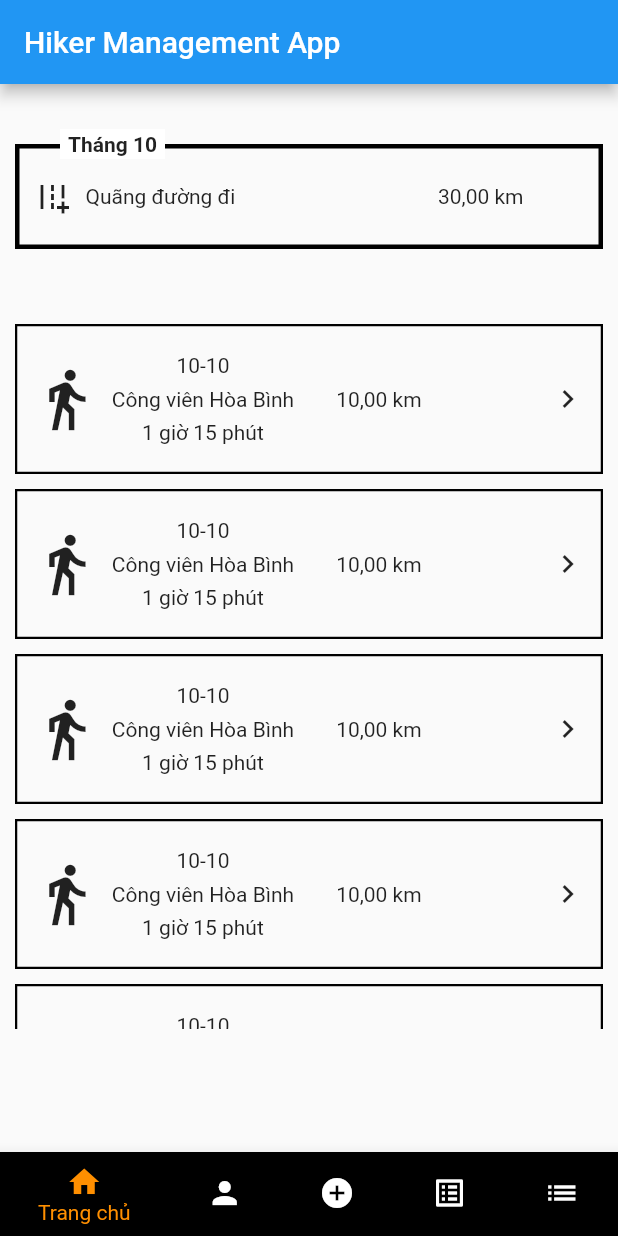
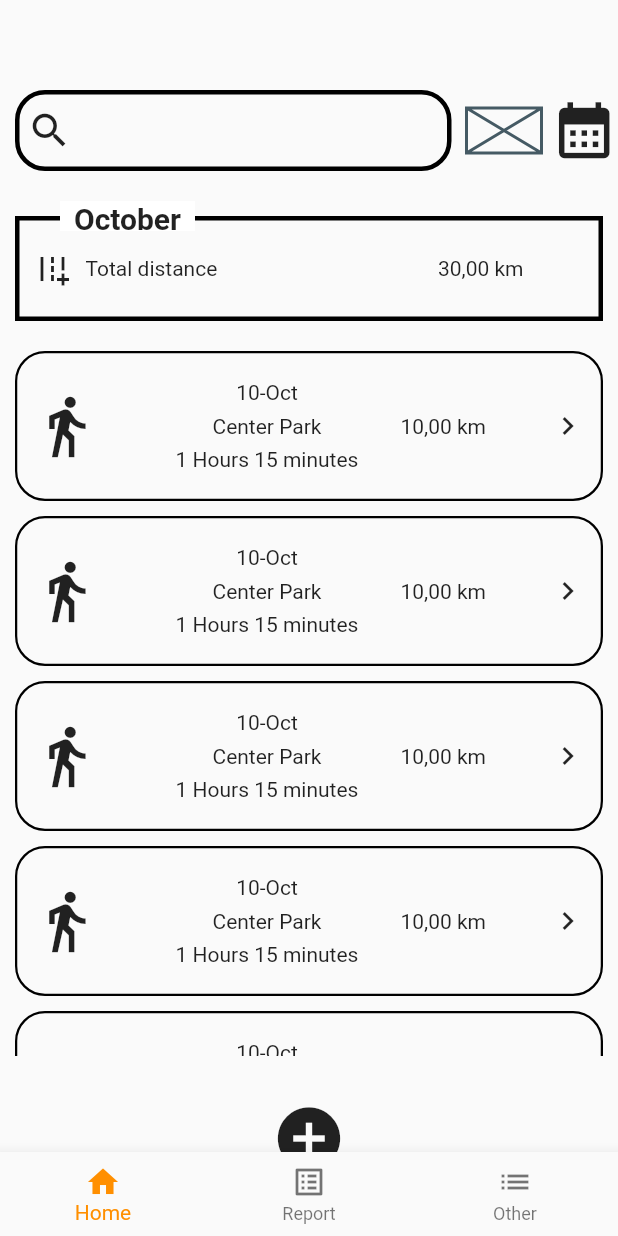
Before and after one commit to dmen200797/hike, a Flutter app: the screen it shows after launch, on a phone screen of 412 x 824 dp. Run offline on Flutter 3.47's test engine with Material 2 defaults, Android fonts, the phone set to English and light mode, and no system bars.

Commit message:
update home screen

```diff
--- a/lib/Home.dart
+++ b/lib/Home.dart
@@ -11,9 +11,54 @@ class _HomeScreenState extends State<HomeScreen> {
   @override
   Widget build(BuildContext context) {
     return Column(
+      crossAxisAlignment: CrossAxisAlignment.start,
       children: [
+        const SizedBox(height: 50),
+        Row(
+          children: [
+            Container(
+              decoration: BoxDecoration(
+                border: Border.all(width: 3),
+                borderRadius: const BorderRadius.all(
+                  Radius.circular(20),
+                ),
+              ),
+              margin: const EdgeInsets.all(10),
+              child: const Row(
+                children: [
+                  SizedBox(width: 5),
+                  Icon(
+                    Icons.search,
+                    size: 30,
+                  ),
+                  SizedBox(
+                    width: 250,
+                    child: TextField(
+                      decoration: InputDecoration(
+                        border: InputBorder.none,
+                      ),
+                    ),
+                  ),
+                ],
+              ),
+            ),
+            const SizedBox(
+              width: 50,
+              height: 30,
+              child: Placeholder(),
+            ),
+            const Spacer(),
+            const Icon(
+              Icons.calendar_month,
+              size: 45,
+            ),
+          ],
+        ),
         Padding(
-          padding: const EdgeInsets.fromLTRB(10, 40, 10, 50),
+          padding: const EdgeInsets.symmetric(
+            horizontal: 10,
+            vertical: 20,
+          ),
           child: Stack(
             clipBehavior: Clip.none,
             children: [
@@ -29,7 +74,7 @@ class _HomeScreenState extends State<HomeScreen> {
                     children: [
                       Icon(Icons.add_road),
                       SizedBox(width: 10),
-                      Text('Quãng đường đi'),
+                      Text('Total distance'),
                       Spacer(),
                       Text('30,00 km'),
                     ],
@@ -41,12 +86,15 @@ class _HomeScreenState extends State<HomeScreen> {
                 left: 30,
                 child: Container(
                   height: 20,
-                  width: 70,
+                  width: 90,
                   color: Colors.white,
                   child: const Center(
                     child: Text(
-                      'Tháng 10',
-                      style: TextStyle(fontWeight: FontWeight.bold),
+                      'October',
+                      style: TextStyle(
+                        fontWeight: FontWeight.bold,
+                        fontSize: 20,
+                      ),
                     ),
                   ),
                 ),
@@ -55,7 +103,7 @@ class _HomeScreenState extends State<HomeScreen> {
           ),
         ),
         Container(
-          padding: EdgeInsets.fromLTRB(10, 0, 10, 30),
+          padding: const EdgeInsets.fromLTRB(10, 0, 10, 30),
           height: 500,
           child: const SingleChildScrollView(
             child: Column(
@@ -69,6 +117,12 @@ class _HomeScreenState extends State<HomeScreen> {
                 BoxItem(),
               ],
             ),
+          ),
+        ),
+        const Center(
+          child: Icon(
+            Icons.add_circle_outlined,
+            size: 50,
           ),
         )
       ],
@@ -86,21 +140,25 @@ class BoxItem extends StatelessWidget {
       padding: const EdgeInsets.symmetric(vertical: 10, horizontal: 10),
       decoration: BoxDecoration(
         border: Border.all(color: Colors.black, width: 1.5),
+        borderRadius: const BorderRadius.all(
+          Radius.circular(20),
+        ),
       ),
       height: 100,
       width: double.infinity,
       child: const Row(
         children: [
           Icon(Icons.directions_walk_outlined, size: 45),
+          Spacer(),
           Padding(
             padding: EdgeInsets.all(8.0),
             child: Column(
               children: [
-                Text('10-10'),
+                Text('10-Oct'),
                 Spacer(),
-                Text('Công viên Hòa Bình'),
+                Text('Center Park'),
                 Spacer(),
-                Text('1 giờ 15 phút'),
+                Text('1 Hours 15 minutes'),
               ],
             ),
           ),
--- a/lib/main.dart
+++ b/lib/main.dart
@@ -11,21 +11,14 @@ class MyApp extends StatelessWidget {
 
   @override
   Widget build(BuildContext context) {
-    return MaterialApp(
-      title: 'Flutter Demo',
-      theme: ThemeData(
-        primarySwatch: Colors.blue,
-      ),
-      home: const MyHomePage(title: 'Hiker Management App'),
+    return const MaterialApp(
+      home: MyHomePage(),
     );
   }
 }
 
 class MyHomePage extends StatefulWidget {
-  const MyHomePage({super.key, required this.title});
-
-  final String title;
-
+  const MyHomePage({super.key});
   @override
   State<MyHomePage> createState() => _MyHomePageState();
 }
@@ -37,19 +30,11 @@ class _MyHomePageState extends State<MyHomePage> {
   static const List<Widget> _widgetOptions = <Widget>[
     HomeScreen(),
     Text(
-      'Index 1: Business',
+      'Coming Soon',
       style: optionStyle,
     ),
     Text(
-      'Index 2: School',
-      style: optionStyle,
-    ),
-    Text(
-      'Index 2: School',
-      style: optionStyle,
-    ),
-    Text(
-      'Index 2: School',
+      'Coming Soon',
       style: optionStyle,
     ),
   ];
@@ -63,38 +48,31 @@ class _MyHomePageState extends State<MyHomePage> {
   @override
   Widget build(BuildContext context) {
     return Scaffold(
-      appBar: AppBar(
-        title: Text(widget.title),
-      ),
-      body: Center(
-        child: _widgetOptions.elementAt(_selectedIndex),
+      resizeToAvoidBottomInset: false,
+      body: GestureDetector(
+        onTap: () {
+          FocusScope.of(context).requestFocus(FocusNode());
+        },
+        child: Center(
+          child: _widgetOptions.elementAt(_selectedIndex),
+        ),
       ),
       bottomNavigationBar: BottomNavigationBar(
         items: const <BottomNavigationBarItem>[
           BottomNavigationBarItem(
             backgroundColor: Colors.black,
             icon: Icon(Icons.home),
-            label: 'Trang chủ',
-          ),
-          BottomNavigationBarItem(
-            backgroundColor: Colors.black,
-            icon: Icon(Icons.person),
-            label: 'Tài khoản',
-          ),
-          BottomNavigationBarItem(
-            backgroundColor: Colors.black,
-            icon: Icon(Icons.add_circle),
-            label: '',
+            label: 'Home',
           ),
           BottomNavigationBarItem(
             backgroundColor: Colors.black,
             icon: Icon(Icons.list_alt),
-            label: 'Báo cáo',
+            label: 'Report',
           ),
           BottomNavigationBarItem(
             backgroundColor: Colors.black,
             icon: Icon(Icons.list),
-            label: 'Khác',
+            label: 'Other',
           ),
         ],
         currentIndex: _selectedIndex,
```
